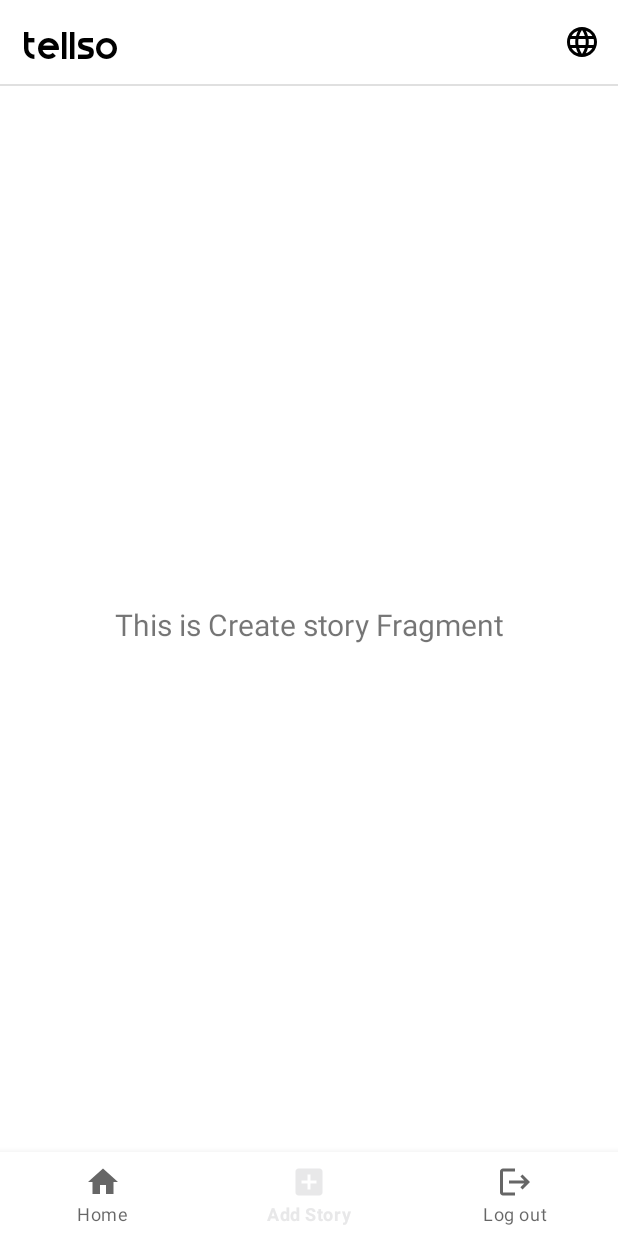
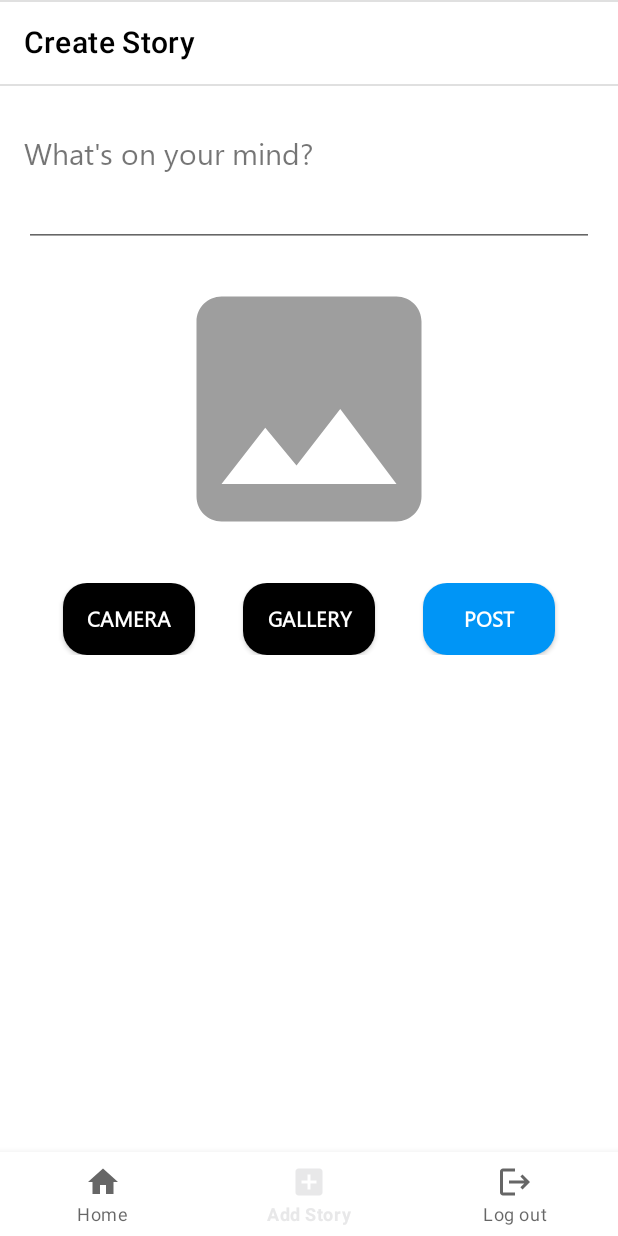
Before and after one commit to ryhn7/Tellso, an Android app: the CreateStoryFragment screen opened through its navigation route, on a phone screen of 412 x 824 dp. Run offline under Robolectric (Android 15) with nearby library versions, the phone set to English and light mode, and no system bars; our stand-ins replace navigation-ui.

Commit message:
create story UI

```diff
--- a/app/src/main/java/com/example/tellso/ui/create/CreateStoryFragment.kt
+++ b/app/src/main/java/com/example/tellso/ui/create/CreateStoryFragment.kt
@@ -1,10 +1,9 @@
 package com.example.tellso.ui.create
 
 import android.os.Bundle
-import android.view.LayoutInflater
-import android.view.View
-import android.view.ViewGroup
+import android.view.*
 import android.widget.TextView
+import androidx.appcompat.app.AppCompatActivity
 import androidx.fragment.app.Fragment
 import androidx.lifecycle.ViewModelProvider
 import com.example.tellso.databinding.FragmentCreateStoryBinding
@@ -28,10 +27,13 @@ class CreateStoryFragment : Fragment() {
         _binding = FragmentCreateStoryBinding.inflate(inflater, container, false)
         val root: View = binding.root
 
-        val textView: TextView = binding.textStory
-        createStoryViewModel.text.observe(viewLifecycleOwner) {
-            textView.text = it
-        }
+        (activity as AppCompatActivity).supportActionBar?.setDisplayShowTitleEnabled(false)
+
+
+//        val textView: TextView = binding.textStory
+//        createStoryViewModel.text.observe(viewLifecycleOwner) {
+//            textView.text = it
+//        }
         return root
     }
 
--- a/app/src/main/java/com/example/tellso/ui/main/MainActivity.kt
+++ b/app/src/main/java/com/example/tellso/ui/main/MainActivity.kt
@@ -29,7 +29,9 @@ class MainActivity : AppCompatActivity() {
 
         val navView: BottomNavigationView = binding.navView
 
-        val navController = supportFragmentManager.findFragmentById(R.id.nav_host_fragment_activity_main)!!.findNavController()
+        val navController =
+            supportFragmentManager.findFragmentById(R.id.nav_host_fragment_activity_main)!!
+                .findNavController()
         // Passing each menu ID as a set of Ids because each
         // menu should be considered as top level destinations.
         val appBarConfiguration = AppBarConfiguration(
@@ -39,6 +41,15 @@ class MainActivity : AppCompatActivity() {
         )
         setupActionBarWithNavController(navController, appBarConfiguration)
         navView.setupWithNavController(navController)
+
+//        check the current destination of the navController and println it
+        navController.addOnDestinationChangedListener { _, destination, _ ->
+            when(destination.id) {
+                R.id.create_story -> {
+                    supportActionBar?.hide()
+                } else -> supportActionBar?.show()
+            }
+        }
     }
 
     override fun onCreateOptionsMenu(menu: Menu?): Boolean {
@@ -55,4 +66,5 @@ class MainActivity : AppCompatActivity() {
         }
         return true
     }
+
 }
--- /dev/null
+++ b/app/src/main/res/drawable/ic_image_24.xml
@@ -0,0 +1,5 @@
+<vector android:height="24dp" android:tint="#9E9E9E"
+    android:viewportHeight="24" android:viewportWidth="24"
+    android:width="24dp" xmlns:android="http://schemas.android.com/apk/res/android">
+    <path android:fillColor="@android:color/white" android:pathData="M21,19V5c0,-1.1 -0.9,-2 -2,-2H5c-1.1,0 -2,0.9 -2,2v14c0,1.1 0.9,2 2,2h14c1.1,0 2,-0.9 2,-2zM8.5,13.5l2.5,3.01L14.5,12l4.5,6H5l3.5,-4.5z"/>
+</vector>
--- /dev/null
+++ b/app/src/main/res/drawable/ll_btn.xml
@@ -0,0 +1,12 @@
+<?xml version="1.0" encoding="utf-8"?>
+<shape xmlns:android="http://schemas.android.com/apk/res/android"
+    android:shape="rectangle">
+
+    <corners
+        android:radius="16dp"
+        />
+    <solid
+        android:color="@color/black"
+        />
+
+</shape>
--- a/app/src/main/res/layout/fragment_create_story.xml
+++ b/app/src/main/res/layout/fragment_create_story.xml
@@ -5,17 +5,129 @@
     android:layout_width="match_parent"
     android:layout_height="match_parent">
 
-    <TextView
-        android:id="@+id/text_story"
+    <androidx.appcompat.widget.Toolbar
+        android:id="@+id/toolbar"
         android:layout_width="match_parent"
-        android:layout_height="wrap_content"
-        android:layout_marginStart="8dp"
-        android:layout_marginTop="8dp"
-        android:layout_marginEnd="8dp"
-        android:textAlignment="center"
-        android:textSize="20sp"
+        android:layout_height="?attr/actionBarSize"
+        app:layout_constraintEnd_toEndOf="parent"
+        app:layout_constraintStart_toStartOf="parent"
+        app:layout_constraintTop_toTopOf="parent"
+        app:title="@string/create_story"
+        app:titleTextColor="@color/black" />
+
+    <com.google.android.material.divider.MaterialDivider
+        android:layout_width="match_parent"
+        android:layout_height="1dp"
+        app:layout_constraintTop_toBottomOf="@+id/toolbar" />
+
+    <ScrollView
+        android:layout_width="match_parent"
+        android:layout_height="0dp"
         app:layout_constraintBottom_toBottomOf="parent"
         app:layout_constraintEnd_toEndOf="parent"
         app:layout_constraintStart_toStartOf="parent"
-        app:layout_constraintTop_toTopOf="parent" />
+        app:layout_constraintTop_toBottomOf="@+id/toolbar">
+
+        <androidx.constraintlayout.widget.ConstraintLayout
+            android:layout_width="match_parent"
+            android:layout_height="wrap_content">
+
+            <TextView
+                android:id="@+id/tv_description"
+                android:layout_width="wrap_content"
+                android:layout_height="wrap_content"
+                android:layout_marginStart="16dp"
+                android:layout_marginTop="32dp"
+                android:fontFamily="@font/segoe_regular"
+                android:text="@string/desc"
+                android:textSize="20sp"
+                app:layout_constraintStart_toStartOf="parent"
+                app:layout_constraintTop_toTopOf="parent" />
+
+            <EditText
+                android:id="@+id/et_description"
+                android:layout_width="match_parent"
+                android:layout_height="wrap_content"
+                android:layout_marginHorizontal="16dp"
+                android:layout_marginTop="4dp"
+                android:importantForAutofill="no"
+                android:inputType="textMultiLine"
+                app:layout_constraintStart_toStartOf="parent"
+                app:layout_constraintTop_toBottomOf="@+id/tv_description" />
+
+            <ImageView
+                android:id="@+id/previewImageView"
+                android:layout_width="0dp"
+                android:layout_height="200dp"
+                android:layout_margin="8dp"
+                app:layout_constraintEnd_toEndOf="parent"
+                app:layout_constraintStart_toStartOf="parent"
+                app:layout_constraintTop_toBottomOf="@+id/et_description"
+                app:srcCompat="@drawable/ic_image_24" />
+
+            <LinearLayout
+                android:id="@+id/ll_btn"
+                android:layout_width="wrap_content"
+                android:layout_height="wrap_content"
+                android:layout_marginTop="16dp"
+                app:layout_constraintEnd_toEndOf="parent"
+                app:layout_constraintStart_toStartOf="parent"
+                app:layout_constraintTop_toBottomOf="@+id/previewImageView">
+
+                <androidx.appcompat.widget.AppCompatButton
+                    android:id="@+id/cameraButton"
+                    android:layout_width="wrap_content"
+                    android:layout_height="wrap_content"
+                    android:layout_marginStart="16dp"
+                    android:layout_marginEnd="16dp"
+                    android:background="@drawable/ll_btn"
+                    android:fontFamily="@font/segoe_regular"
+                    android:text="@string/camera"
+                    android:textColor="@color/white"
+                    android:textStyle="bold" />
+
+                <androidx.appcompat.widget.AppCompatButton
+                    android:id="@+id/galerryButton"
+                    android:layout_width="wrap_content"
+                    android:layout_height="wrap_content"
+                    android:layout_marginStart="16dp"
+                    android:layout_marginEnd="16dp"
+                    android:background="@drawable/ll_btn"
+                    android:fontFamily="@font/segoe_regular"
+                    android:text="@string/gallery"
+                    android:textColor="@color/white"
+                    android:textStyle="bold" />
+
+                <androidx.appcompat.widget.AppCompatButton
+                    android:id="@+id/postButton"
+                    android:layout_width="wrap_content"
+                    android:layout_height="wrap_content"
+                    android:layout_marginStart="16dp"
+                    android:layout_marginEnd="16dp"
+                    android:background="@drawable/rounded_btn"
+                    android:fontFamily="@font/segoe_regular"
+                    android:text="@string/post"
+                    android:textColor="@color/white"
+                    android:textStyle="bold" />
+            </LinearLayout>
+
+            <androidx.appcompat.widget.AppCompatButton
+                android:layout_width="300dp"
+                android:layout_height="wrap_content"
+                android:layout_marginTop="50dp"
+                android:background="@android:color/transparent"
+                android:fontFamily="@font/segoe_regular"
+                android:text="@string/post"
+                android:textColor="@color/white"
+                android:textStyle="bold"
+                android:textSize="18sp"
+                app:layout_constraintTop_toBottomOf="@+id/ll_btn"
+                app:layout_constraintStart_toStartOf="parent"
+                app:layout_constraintEnd_toEndOf="parent"
+                />
+
+
+        </androidx.constraintlayout.widget.ConstraintLayout>
+
+    </ScrollView>
 </androidx.constraintlayout.widget.ConstraintLayout>
--- a/app/src/main/res/navigation/mobile_navigation.xml
+++ b/app/src/main/res/navigation/mobile_navigation.xml
@@ -8,7 +8,9 @@
     <fragment
         android:id="@+id/navigation_home"
         android:name="com.example.tellso.ui.home.HomeFragment"
-        android:label="@string/title_home"
+        android:label="@string/app_name"
+        android:textColor="@color/black"
+        android:fontFamily="@font/smooth"
         tools:layout="@layout/fragment_home" />
 
     <fragment
--- a/app/src/main/res/values/strings.xml
+++ b/app/src/main/res/values/strings.xml
@@ -18,4 +18,8 @@
     <string name="logout">Log out</string>
     <string name="create_story">Create Story</string>
     <string name="title_notifications">tes</string>
+    <string name="post">POST</string>
+    <string name="desc">What\'s on your mind?</string>
+    <string name="camera">Camera</string>
+    <string name="gallery">Gallery</string>
 </resources>
```
